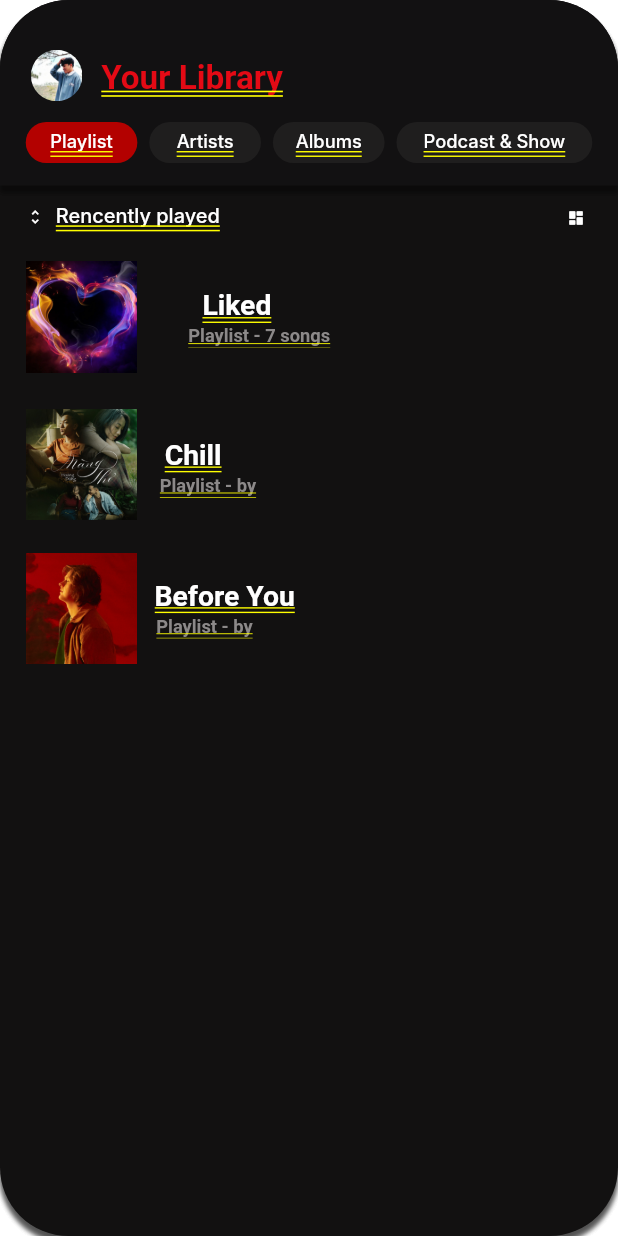
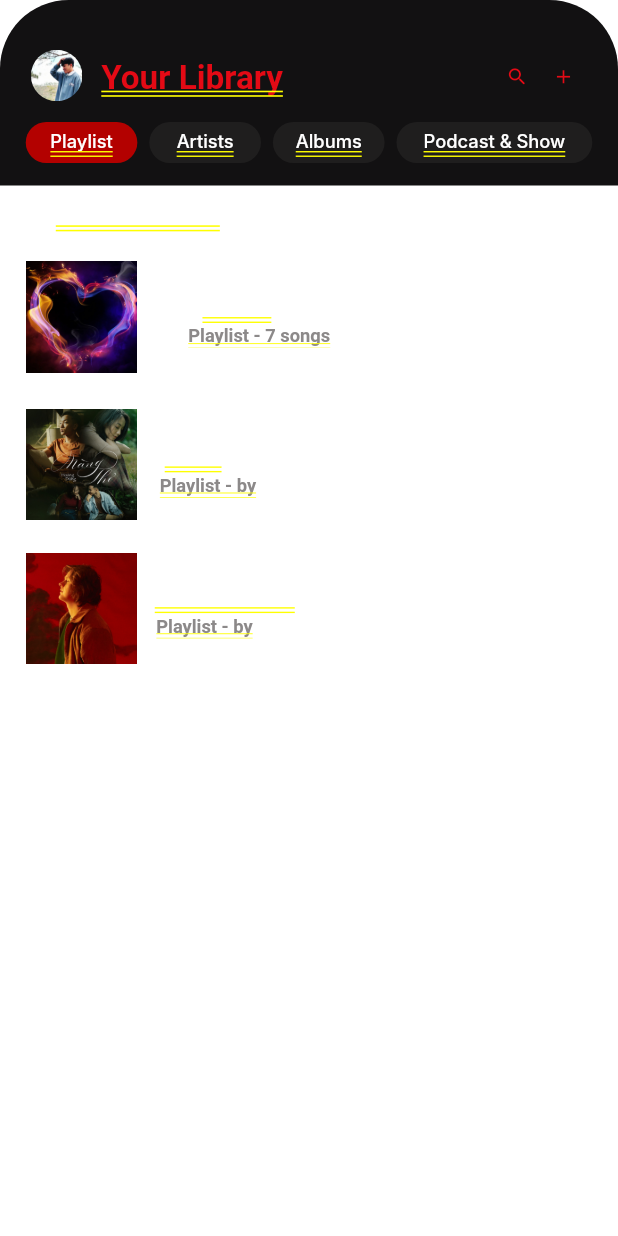
Before and after one commit to Dinhdu2602/Sound-House-Music-App, a Flutter app: the MainPage screen opened directly, item 3 of the bottom bar chosen, after a tap on "Playlist", on a phone screen of 412 x 824 dp. Run offline on Flutter 3.47's test engine with Material 3 defaults, Android fonts, the phone set to English and light mode, and no system bars; our stand-ins replace animated_theme_switcher, audioplayers, firebase_auth, firebase_core, font_awesome_flutter, marquee; missing offline and left inert: flutter_lyric; accounts and stored records are empty; network calls fail; Roboto replaces fonts that are missing (Inter, Source Sans Pro).

Commit message:
Library Screen

```diff
--- a/lib/screens/library_screen/library.dart
+++ b/lib/screens/library_screen/library.dart
@@ -13,35 +13,9 @@ class LibraryScreen extends StatelessWidget {
     double ffem = fem * 0.97;
     return SizedBox(
       width: double.infinity,
-      child: Container(
+      child: SizedBox(
         // library9AR (30:198)
         width: double.infinity,
-        decoration: BoxDecoration(
-          color: const Color(0xff121111),
-          borderRadius: BorderRadius.circular(40 * fem),
-          boxShadow: [
-            BoxShadow(
-              color: const Color(0x3f000000),
-              offset: Offset(0 * fem, 4 * fem),
-              blurRadius: 2 * fem,
-            ),
-            BoxShadow(
-              color: const Color(0x3f000000),
-              offset: Offset(0 * fem, 4 * fem),
-              blurRadius: 2 * fem,
-            ),
-            BoxShadow(
-              color: const Color(0x3f000000),
-              offset: Offset(0 * fem, 4 * fem),
-              blurRadius: 2 * fem,
-            ),
-            BoxShadow(
-              color: const Color(0x3f000000),
-              offset: Offset(0 * fem, 4 * fem),
-              blurRadius: 2 * fem,
-            ),
-          ],
-        ),
         child: Column(
           crossAxisAlignment: CrossAxisAlignment.center,
           children: [
@@ -143,7 +117,7 @@ class LibraryScreen extends StatelessWidget {
                           child: const Icon(
                             Icons.add,
                             size: 15,
-                            color: Color(0x00e40a15),
+                            color: Color(0xffe40a15),
                           ),
                         ),
                       ],
--- a/lib/screens/library_screen/library_screen_2.dart
+++ b/lib/screens/library_screen/library_screen_2.dart
@@ -11,35 +11,9 @@ class LibraryBehaviorList extends StatelessWidget {
     double ffem = fem * 0.97;
     return SizedBox(
       width: double.infinity,
-      child: Container(
+      child: SizedBox(
         // librarytemplate2oq3 (35:169)
         width: double.infinity,
-        decoration: BoxDecoration(
-          color: const Color(0xff121111),
-          borderRadius: BorderRadius.circular(40 * fem),
-          boxShadow: [
-            BoxShadow(
-              color: const Color(0x3f000000),
-              offset: Offset(0 * fem, 4 * fem),
-              blurRadius: 2 * fem,
-            ),
-            BoxShadow(
-              color: const Color(0x3f000000),
-              offset: Offset(0 * fem, 4 * fem),
-              blurRadius: 2 * fem,
-            ),
-            BoxShadow(
-              color: const Color(0x3f000000),
-              offset: Offset(0 * fem, 4 * fem),
-              blurRadius: 2 * fem,
-            ),
-            BoxShadow(
-              color: const Color(0x3f000000),
-              offset: Offset(0 * fem, 4 * fem),
-              blurRadius: 2 * fem,
-            ),
-          ],
-        ),
         child: Column(
           crossAxisAlignment: CrossAxisAlignment.center,
           children: [
--- a/lib/screens/library_screen/library_template.dart
+++ b/lib/screens/library_screen/library_template.dart
@@ -10,35 +10,9 @@ class LibraryTemplate extends StatelessWidget {
     double ffem = fem * 0.97;
     return SizedBox(
       width: double.infinity,
-      child: Container(
+      child: SizedBox(
         // librarybuttonehf (35:63)
         width: double.infinity,
-        decoration: BoxDecoration(
-          color: const Color(0xff121111),
-          borderRadius: BorderRadius.circular(40 * fem),
-          boxShadow: [
-            BoxShadow(
-              color: const Color(0x3f000000),
-              offset: Offset(0 * fem, 4 * fem),
-              blurRadius: 2 * fem,
-            ),
-            BoxShadow(
-              color: const Color(0x3f000000),
-              offset: Offset(0 * fem, 4 * fem),
-              blurRadius: 2 * fem,
-            ),
-            BoxShadow(
-              color: const Color(0x3f000000),
-              offset: Offset(0 * fem, 4 * fem),
-              blurRadius: 2 * fem,
-            ),
-            BoxShadow(
-              color: const Color(0x3f000000),
-              offset: Offset(0 * fem, 4 * fem),
-              blurRadius: 2 * fem,
-            ),
-          ],
-        ),
         child: Column(
           crossAxisAlignment: CrossAxisAlignment.center,
           children: [
@@ -53,18 +27,6 @@ class LibraryTemplate extends StatelessWidget {
                   topLeft: Radius.circular(40 * fem),
                   topRight: Radius.circular(40 * fem),
                 ),
-                boxShadow: [
-                  BoxShadow(
-                    color: const Color(0x3f000000),
-                    offset: Offset(0 * fem, 4 * fem),
-                    blurRadius: 2 * fem,
-                  ),
-                  BoxShadow(
-                    color: const Color(0x3f000000),
-                    offset: Offset(0 * fem, 4 * fem),
-                    blurRadius: 2 * fem,
-                  ),
-                ],
               ),
               child: Column(
                 crossAxisAlignment: CrossAxisAlignment.center,
@@ -125,7 +87,7 @@ class LibraryTemplate extends StatelessWidget {
                           child: const Icon(
                             Icons.search_rounded,
                             size: 15,
-                            color: Color(0x00e40a15),
+                            color: Color(0xffe40a15),
                           ),
                         ),
                         Container(
@@ -137,7 +99,7 @@ class LibraryTemplate extends StatelessWidget {
                           child: const Icon(
                             Icons.add,
                             size: 15,
-                            color: Color(0x00e40a15),
+                            color: Color(0xffe40a15),
                           ),
                         ),
                       ],
```
